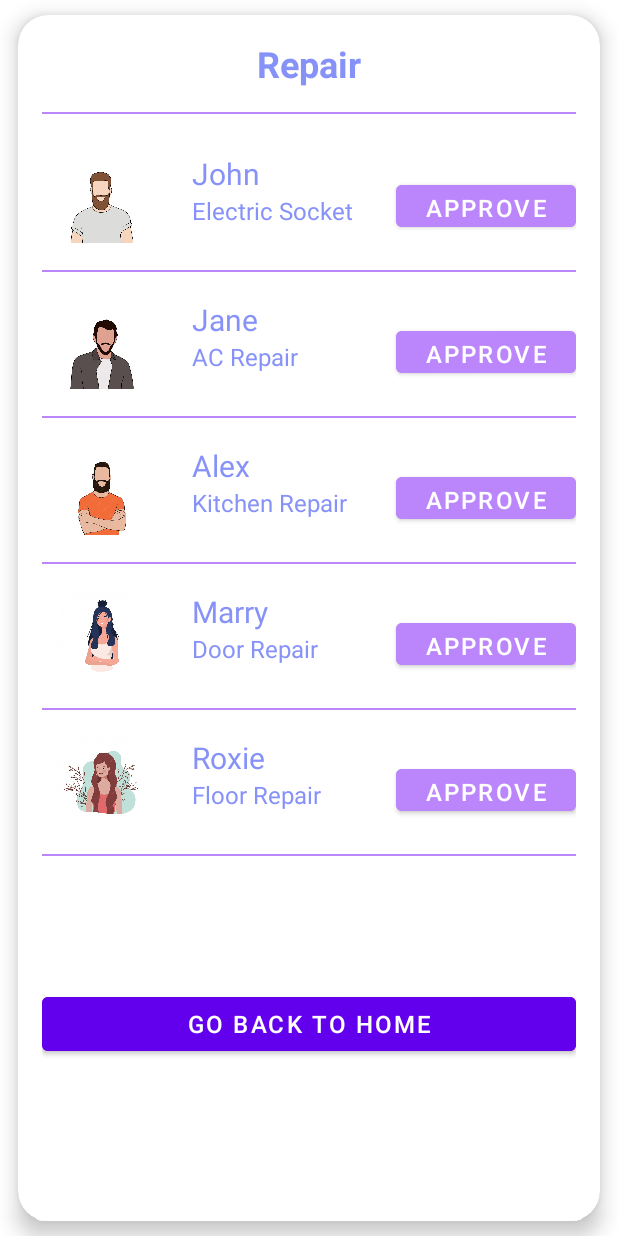
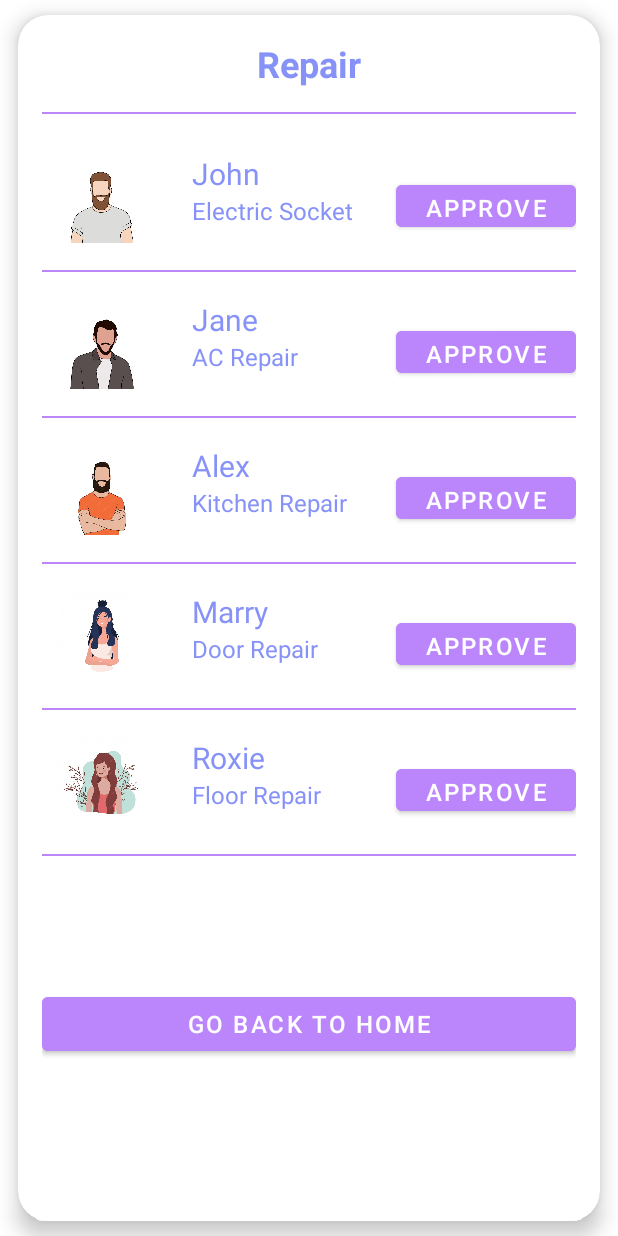
Before and after one commit to samruddhi1499/PropertyManagement, an Android app: the RepairHome screen opened directly, with no data from a screen before it, on a phone screen of 412 x 824 dp. Run offline under Robolectric (Android 15) with nearby library versions, the phone set to English and light mode, and no system bars.

Commit message:
changed the color of the go back to home button for repair (admin)

```diff
--- a/app/src/main/res/layout/repair_home.xml
+++ b/app/src/main/res/layout/repair_home.xml
@@ -460,7 +460,7 @@
                 android:text="Go Back To Home"
                 android:textSize="16sp"
                 android:textColor="@color/white"
-                android:backgroundTint="@color/purple_500"
+                android:backgroundTint="@color/purple_200"
                 android:layout_gravity="center"/>
 
         </LinearLayout>
```
